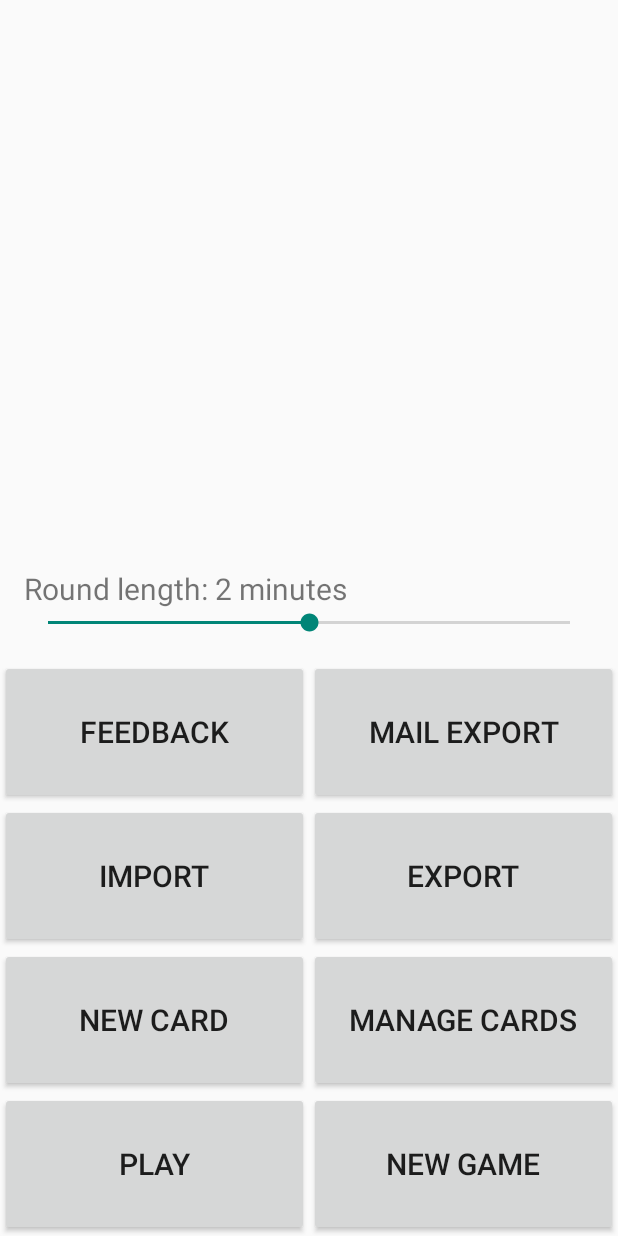
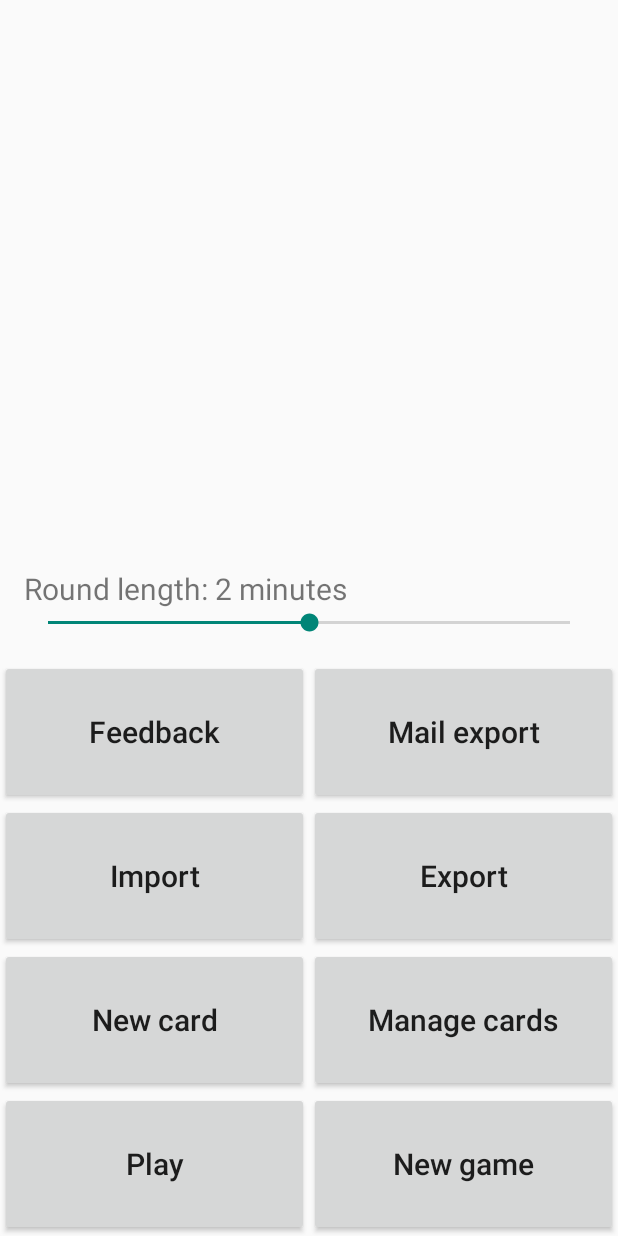
Before and after one commit to rillig/GuessWords, an Android app: the screen it shows after launch (MainActivity), on a phone screen of 412 x 824 dp. Run offline under Robolectric (Android 15) with nearby library versions, the phone set to English and light mode, and no system bars.

Commit message:
Make buttons mixed-case
The all-uppercase variant is only necessary if the buttons are otherwise
indistinguishable from the background. These buttons have a background
color, therefore don't shout.

```diff
--- a/app/src/main/res/layout/activity_edit_card.xml
+++ b/app/src/main/res/layout/activity_edit_card.xml
@@ -123,5 +123,6 @@
         android:textSize="20sp"
         app:layout_constraintBottom_toBottomOf="parent"
         app:layout_constraintEnd_toEndOf="parent"
-        app:layout_constraintStart_toStartOf="parent" />
+        app:layout_constraintStart_toStartOf="parent"
+        android:textAllCaps="false" />
 </android.support.constraint.ConstraintLayout>
--- a/app/src/main/res/layout/activity_main.xml
+++ b/app/src/main/res/layout/activity_main.xml
@@ -48,7 +48,8 @@
             android:layout_weight="1"
             android:onClick="startFeedback"
             android:text="@string/feedback_button"
-            android:textSize="20sp" />
+            android:textSize="20sp"
+            android:textAllCaps="false" />
 
         <Button
             android:id="@+id/export_mail_button"
@@ -57,7 +58,8 @@
             android:layout_weight="1"
             android:onClick="mailExport"
             android:text="@string/export_mail_button"
-            android:textSize="20sp" />
+            android:textSize="20sp"
+            android:textAllCaps="false" />
     </LinearLayout>
 
     <LinearLayout
@@ -76,7 +78,8 @@
             android:layout_weight="1"
             android:onClick="runImport"
             android:text="@string/import_button"
-            android:textSize="20sp" />
+            android:textSize="20sp"
+            android:textAllCaps="false" />
 
         <Button
             android:id="@+id/export_button"
@@ -85,7 +88,8 @@
             android:layout_weight="1"
             android:onClick="runExport"
             android:text="@string/export_button"
-            android:textSize="20sp" />
+            android:textSize="20sp"
+            android:textAllCaps="false" />
     </LinearLayout>
 
     <LinearLayout
@@ -104,7 +108,8 @@
             android:layout_weight="1"
             android:onClick="startNewCard"
             android:text="@string/new_card_button"
-            android:textSize="20sp" />
+            android:textSize="20sp"
+            android:textAllCaps="false" />
 
         <!-- TODO: Properly align the text vertically -->
         <Button
@@ -114,7 +119,8 @@
             android:layout_weight="1"
             android:onClick="startManageCards"
             android:text="@string/manage_cards_button"
-            android:textSize="20sp" />
+            android:textSize="20sp"
+            android:textAllCaps="false" />
     </LinearLayout>
 
     <LinearLayout
@@ -133,7 +139,8 @@
             android:layout_weight="1"
             android:onClick="startGame"
             android:text="@string/play_button"
-            android:textSize="20sp" />
+            android:textSize="20sp"
+            android:textAllCaps="false" />
 
         <Button
             android:id="@+id/reset_button"
@@ -142,7 +149,8 @@
             android:layout_weight="1"
             android:onClick="startNewGame"
             android:text="@string/new_game_button"
-            android:textSize="20sp" />
+            android:textSize="20sp"
+            android:textAllCaps="false" />
     </LinearLayout>
 
 </android.support.constraint.ConstraintLayout>
--- a/app/src/main/res/layout/activity_teams.xml
+++ b/app/src/main/res/layout/activity_teams.xml
@@ -113,6 +113,7 @@
         android:textSize="20sp"
         app:layout_constraintBottom_toBottomOf="parent"
         app:layout_constraintEnd_toEndOf="parent"
-        app:layout_constraintStart_toStartOf="parent" />
+        app:layout_constraintStart_toStartOf="parent"
+        android:textAllCaps="false" />
 
 </android.support.constraint.ConstraintLayout>
```
Also changed, not shown: app/src/main/res/layout/activity_card.xml (+6 -3 lines).
